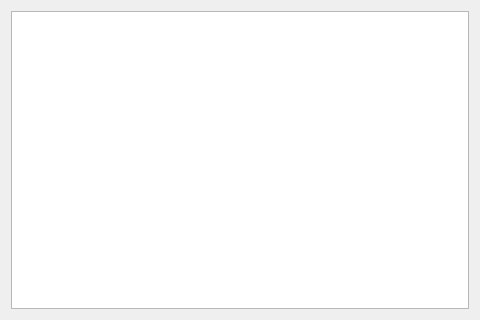
First picture: the form in src/plugins/issuecreator/configwidget.ui, repository idkCpp/albert, before the edit.
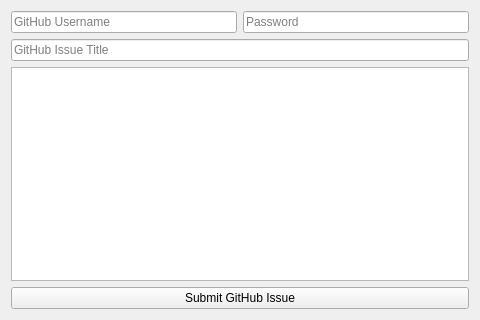
Second picture: the form after the edit.

Commit message: You can now directly submit issues from albert extension

What changed in the file:
```diff
--- a/src/plugins/issuecreator/configwidget.ui
+++ b/src/plugins/issuecreator/configwidget.ui
@@ -11,6 +11,34 @@
    </rect>
   </property>
   <layout class="QVBoxLayout">
+   <item>
+    <layout class="QHBoxLayout" name="horizontalLayout">
+     <item>
+      <widget class="QLineEdit" name="usernameEdit">
+       <property name="placeholderText">
+        <string>GitHub Username</string>
+       </property>
+      </widget>
+     </item>
+     <item>
+      <widget class="QLineEdit" name="passwordEdit">
+       <property name="echoMode">
+        <enum>QLineEdit::Password</enum>
+       </property>
+       <property name="placeholderText">
+        <string>Password</string>
+       </property>
+      </widget>
+     </item>
+    </layout>
+   </item>
+   <item>
+    <widget class="QLineEdit" name="titleEdit">
+     <property name="placeholderText">
+      <string>GitHub Issue Title</string>
+     </property>
+    </widget>
+   </item>
    <item>
     <widget class="QPlainTextEdit" name="issueText">
      <property name="font">
@@ -23,6 +51,13 @@
      </property>
     </widget>
    </item>
+   <item>
+    <widget class="QPushButton" name="submitBtn">
+     <property name="text">
+      <string>Submit GitHub Issue</string>
+     </property>
+    </widget>
+   </item>
   </layout>
  </widget>
  <resources/>
```
The commit also changes 2 other files.
